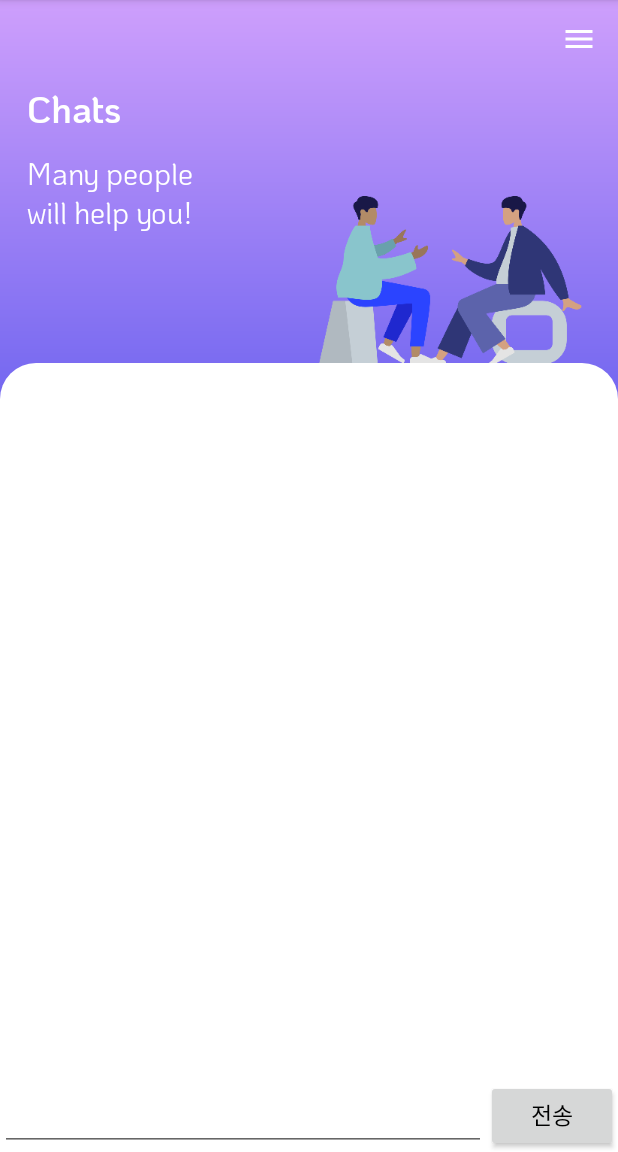
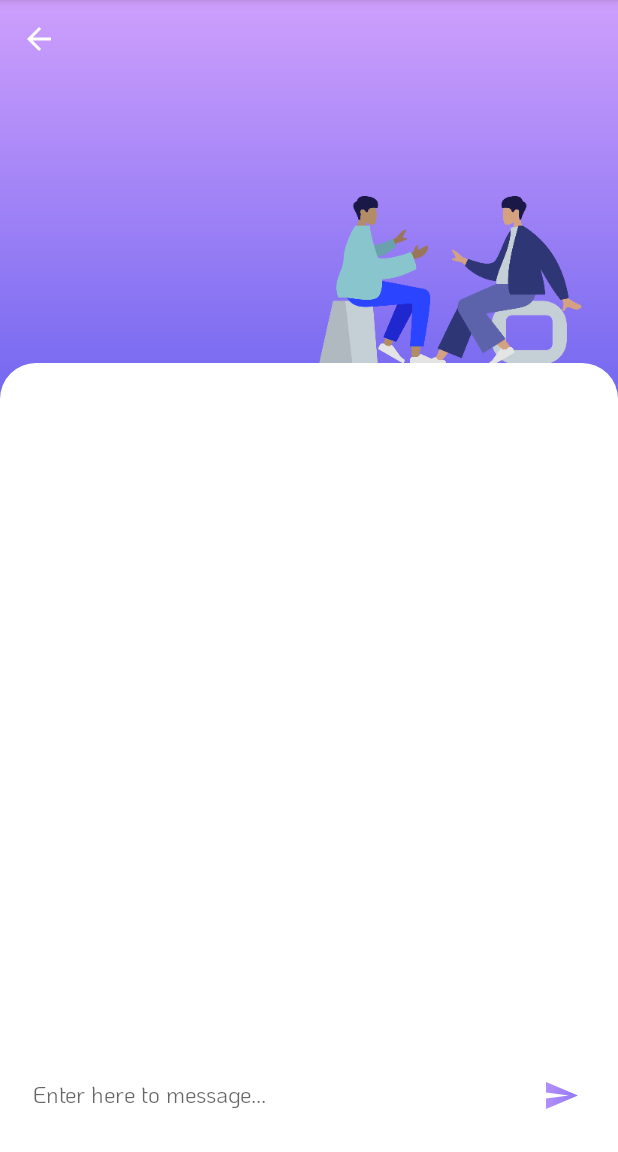
Before and after one commit to gotohel/HowWasYourDay, an Android app: the ChatDetailActivity screen opened directly, with no data from a screen before it, on a phone screen of 412 x 824 dp, the part 84-1236 px from its top. Run offline under Robolectric (Android 15) with nearby library versions, the light colour scheme and no system bars; libraries missing offline, so code that uses them is left out: com.sendbird.android; 4 statements that could not run were skipped.

Commit message:
채팅 방 디자인 적용

```diff
--- a/app/src/main/java/team/gotohel/howwasyourday/ui/activity/ChatDetailActivity.kt
+++ b/app/src/main/java/team/gotohel/howwasyourday/ui/activity/ChatDetailActivity.kt
@@ -76,6 +76,8 @@ class ChatDetailActivity: AppCompatActivity() {
                             chatMessageListAdapter.markAllMessagesAsRead()
                         }
                     )
+
+                    updateActionBarTitle()
                 })
         } else {
             mChannel!!.refresh(GroupChannel.GroupChannelRefreshHandler { e ->
@@ -91,7 +93,19 @@ class ChatDetailActivity: AppCompatActivity() {
                         chatMessageListAdapter.markAllMessagesAsRead()
                     }
                 )
+
+                updateActionBarTitle()
             })
+        }
+    }
+
+    private fun updateActionBarTitle() {
+        if (mChannel != null && mChannel!!.memberCount >= 2) {
+            text_chat_title.text = mChannel!!.members.joinToString(" & ") { it.nickname }
+            text_chat_description.text = ("${mChannel!!.members[0].nickname} need\nyour support")
+        } else {
+            text_chat_title.text = "Chat"
+            text_chat_description.text = ""
         }
     }
 
@@ -161,4 +175,8 @@ class ChatDetailActivity: AppCompatActivity() {
             }
         }
     }
+
+    fun backToChatList(view: View) {
+        finish()
+    }
 }
--- /dev/null
+++ b/app/src/main/res/drawable/ic_arrow_back_white_24dp.xml
@@ -0,0 +1,5 @@
+<vector android:height="24dp" android:tint="#FFFFFF"
+    android:viewportHeight="24.0" android:viewportWidth="24.0"
+    android:width="24dp" xmlns:android="http://schemas.android.com/apk/res/android">
+    <path android:fillColor="#FF000000" android:pathData="M20,11H7.83l5.59,-5.59L12,4l-8,8 8,8 1.41,-1.41L7.83,13H20v-2z"/>
+</vector>
--- /dev/null
+++ b/app/src/main/res/drawable/ic_send.xml
@@ -0,0 +1,22 @@
+<vector xmlns:android="http://schemas.android.com/apk/res/android"
+    xmlns:aapt="http://schemas.android.com/aapt"
+    android:width="21dp"
+    android:height="18dp"
+    android:viewportWidth="21"
+    android:viewportHeight="18">
+  <path
+      android:pathData="M0.01,18L21,9 0.01,0 0,7l15,2 -15,2z"
+      android:fillType="nonZero">
+    <aapt:attr name="android:fillColor">
+      <gradient
+          android:startY="9"
+          android:startX="-2.17455"
+          android:endY="9"
+          android:endX="23.352"
+          android:type="linear">
+        <item android:offset="0" android:color="#FFB691F9"/>
+        <item android:offset="1" android:color="#FF8D77F4"/>
+      </gradient>
+    </aapt:attr>
+  </path>
+</vector>
--- a/app/src/main/res/layout/activity_chat_detail.xml
+++ b/app/src/main/res/layout/activity_chat_detail.xml
@@ -5,7 +5,7 @@
     xmlns:tools="http://schemas.android.com/tools"
     android:layout_width="match_parent"
     android:layout_height="match_parent"
-    tools:context=".ui.activity.ChatListActivity">
+    tools:context=".ui.activity.ChatDetailActivity">
 
     <FrameLayout
         android:layout_width="match_parent"
@@ -26,30 +26,31 @@
             android:orientation="vertical">
 
             <ImageButton
-                android:onClick="showSubMenu"
+                android:onClick="backToChatList"
                 android:layout_width="@dimen/action_bar_size"
                 android:layout_height="@dimen/action_bar_size"
-                android:layout_gravity="end"
-                app:srcCompat="@drawable/ic_menu_white_24dp"
+                app:srcCompat="@drawable/ic_arrow_back_white_24dp"
                 android:background="?selectableItemBackgroundBorderless"/>
 
             <TextView
+                android:id="@+id/text_chat_title"
                 android:layout_width="wrap_content"
                 android:layout_height="wrap_content"
                 android:paddingHorizontal="@dimen/large_title_padding_horizontal"
                 android:textSize="25dp"
                 android:textColor="@color/white"
                 android:fontFamily="@font/koho_semibold"
-                android:text="Chats"/>
+                tools:text="Dora and Jay"/>
 
             <TextView
+                android:id="@+id/text_chat_description"
                 android:layout_width="wrap_content"
                 android:layout_height="wrap_content"
                 android:paddingHorizontal="@dimen/large_title_padding_horizontal"
                 android:layout_marginTop="6dp"
                 android:textSize="20dp"
                 android:textColor="@color/white"
-                android:text="Many people\nwill help you!"/>
+                tools:text="Jay need\nyour support"/>
 
         </LinearLayout>
 
@@ -78,13 +79,20 @@
                 android:id="@+id/edit_message"
                 android:layout_width="0dp"
                 android:layout_weight="1"
-                android:layout_height="wrap_content"/>
+                android:layout_height="wrap_content"
+                android:paddingVertical="8dp"
+                android:paddingStart="22dp"
+                android:hint="Enter here to message..."
+                android:minHeight="75dp"
+                android:maxHeight="125dp"
+                android:background="@null"/>
 
-            <Button
+            <ImageButton
                 android:onClick="sendMessage"
-                android:layout_width="wrap_content"
-                android:layout_height="wrap_content"
-                android:text="전송"/>
+                android:layout_width="75dp"
+                android:layout_height="75dp"
+                android:background="?selectableItemBackgroundBorderless"
+                app:srcCompat="@drawable/ic_send"/>
 
         </LinearLayout>
 
```
